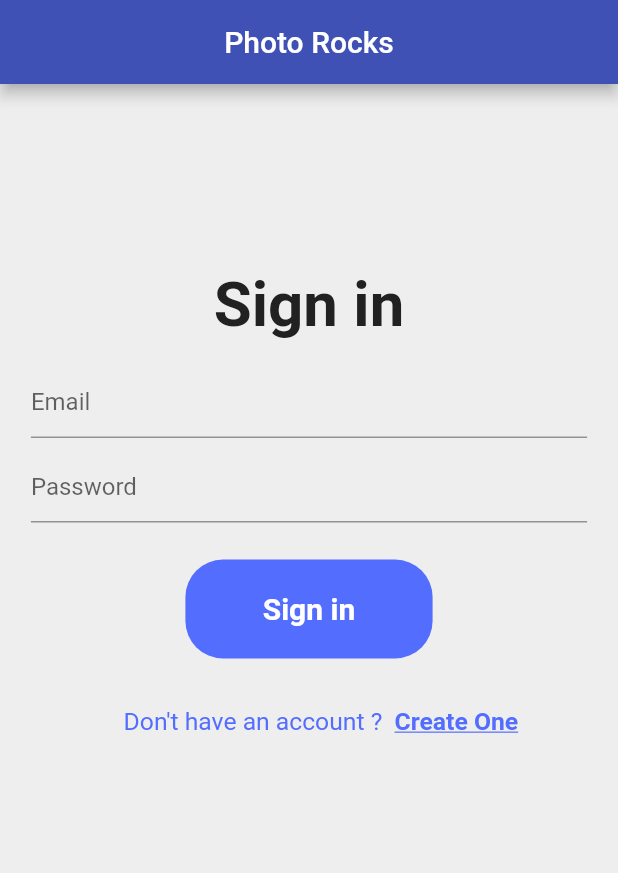
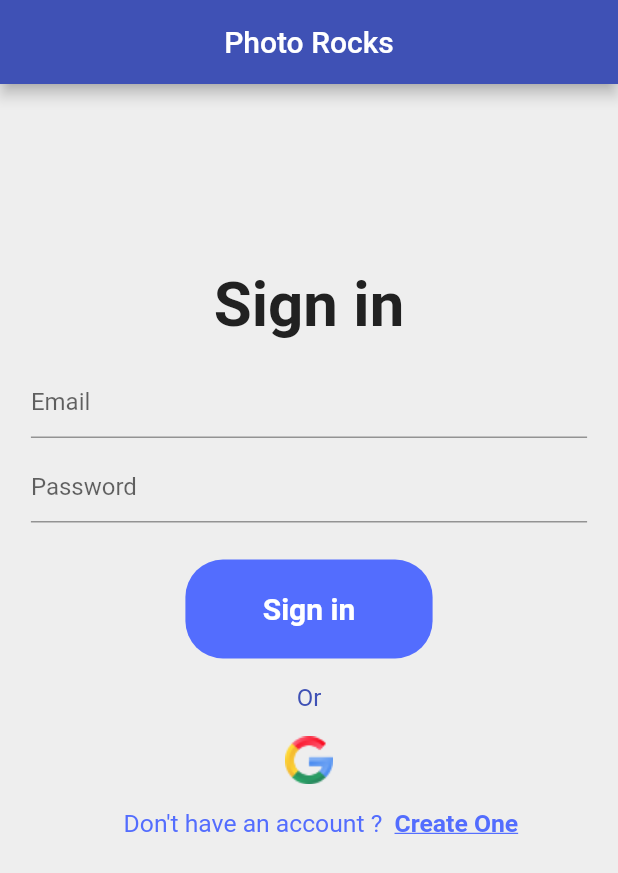
Before and after one commit to Sabir-Islam-Khan/photo_rocks, a Flutter app: the screen it shows after launch, on a phone screen of 412 x 824 dp. Shown: the top 873 px of the screen. Run offline on Flutter 3.47's test engine with Material 2 defaults, Android fonts, the phone set to English and light mode, and no system bars; our stand-ins replace firebase_auth, google_sign_in, rflutter_alert; accounts and stored records are empty.

```diff
--- a/lib/Screens/Signin.dart
+++ b/lib/Screens/Signin.dart
@@ -29,6 +29,15 @@ class _SignInState extends State<SignIn> {
       print(
         e.toString(),
       );
+    }
+  }
+
+  Future<void> _signInWithGoogle() async {
+    try {
+      User user = await widget.auth.signInWithGoogle();
+      widget.onSignIn(user);
+    } catch (e) {
+      print("Error in google sign in \n $e");
     }
   }
 
@@ -141,7 +150,30 @@ class _SignInState extends State<SignIn> {
               ),
 
               SizedBox(
-                height: totalHeight * 0.04,
+                height: totalHeight * 0.02,
+              ),
+
+              Text(
+                "Or",
+                style: TextStyle(
+                  color: Colors.indigo,
+                  fontSize: 16.0,
+                ),
+              ),
+
+              SizedBox(
+                height: totalHeight * 0.02,
+              ),
+
+              GestureDetector(
+                onTap: _signInWithGoogle,
+                child: Image(
+                  image: AssetImage("assets/images/googleLogo.png"),
+                ),
+              ),
+
+              SizedBox(
+                height: totalHeight * 0.02,
               ),
               // bottom section
               Row(
--- a/pubspec.yaml
+++ b/pubspec.yaml
@@ -30,6 +30,7 @@ dependencies:
   cupertino_icons: ^0.1.3
   firebase_auth: ^0.14.0+5
   rflutter_alert:
+  google_sign_in: ^4.0.7
 
 dev_dependencies:
   flutter_test:
```
Also changed, not shown: lib/Services/Auth.dart (+34 -0 lines), pubspec.lock.
